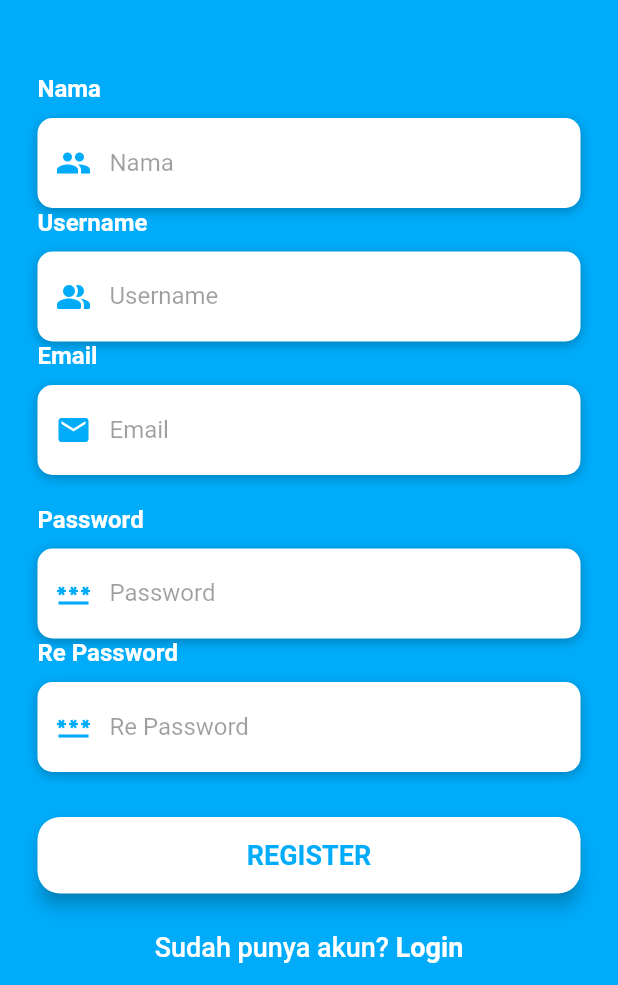
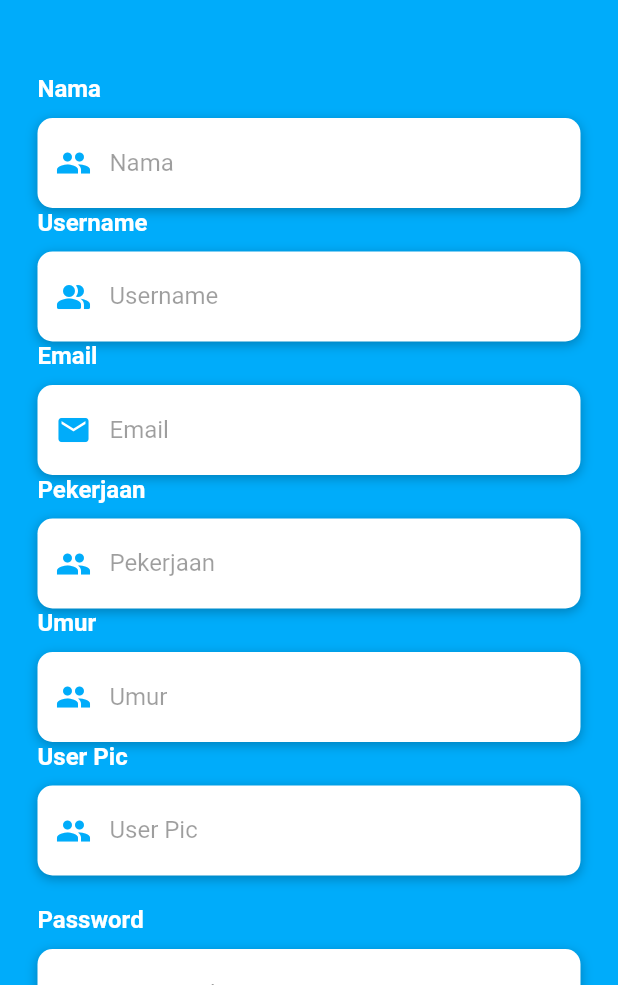
Before and after one commit to Swab-In/swab.in-mobile, a Flutter app: the RegisterScreen screen opened directly, on a phone screen of 412 x 824 dp, the part 251-1236 px from its top. Run offline on Flutter 3.47's test engine with Material 2 defaults, Android fonts, the phone set to English and light mode, and no system bars.

Commit message:
update fields di register

```diff
--- a/swab_in/lib/screens/register_screen.dart
+++ b/swab_in/lib/screens/register_screen.dart
@@ -16,8 +16,12 @@ class RegisterScreen extends StatefulWidget {
 
 class _RegisterScreenState extends State<RegisterScreen> {
 
+  final firstnameController = TextEditingController();
+  final usernameController = TextEditingController();
   final emailController = TextEditingController();
-  final usernameController = TextEditingController();
+  final pekerjaanController = TextEditingController();
+  final umurController = TextEditingController();
+  final userpicController = TextEditingController();
   final password1Controller = TextEditingController();
   final password2Controller = TextEditingController();
 
@@ -181,6 +185,156 @@ class _RegisterScreenState extends State<RegisterScreen> {
    );
   }
 
+  Widget buildPekerjaan() {
+  return Column(
+    crossAxisAlignment: CrossAxisAlignment.start,
+    children: <Widget>[
+      Text(
+        'Pekerjaan',
+        style: TextStyle(
+          color: Colors.white,
+          fontSize: 16,
+          fontWeight: FontWeight.bold
+        )
+      ),
+      SizedBox(height: 10),
+      Container(
+        alignment: Alignment.centerLeft,
+        decoration: BoxDecoration(
+          color: Colors.white,
+          borderRadius: BorderRadius.circular(10),
+          boxShadow: [
+            BoxShadow(
+              color: Colors.black26,
+              blurRadius: 6,
+              offset: Offset(0,2)
+            )
+          ]
+        ),
+        height: 60,
+        child: TextField(
+          keyboardType: TextInputType.name,
+          style: TextStyle(
+            color: Colors.black87
+          ),
+          decoration: InputDecoration(
+            border: InputBorder.none,
+            contentPadding: EdgeInsets.only(top: 14),
+            prefixIcon: Icon(
+              Icons.people,
+              color: Color(0xff00acfa)
+            ),
+            hintText: 'Pekerjaan',
+            hintStyle: TextStyle(
+              color: Colors.black38
+             )
+           ),
+         )
+       )
+     ]
+   );
+  }
+
+  Widget buildUmur() {
+  return Column(
+    crossAxisAlignment: CrossAxisAlignment.start,
+    children: <Widget>[
+      Text(
+        'Umur',
+        style: TextStyle(
+          color: Colors.white,
+          fontSize: 16,
+          fontWeight: FontWeight.bold
+        )
+      ),
+      SizedBox(height: 10),
+      Container(
+        alignment: Alignment.centerLeft,
+        decoration: BoxDecoration(
+          color: Colors.white,
+          borderRadius: BorderRadius.circular(10),
+          boxShadow: [
+            BoxShadow(
+              color: Colors.black26,
+              blurRadius: 6,
+              offset: Offset(0,2)
+            )
+          ]
+        ),
+        height: 60,
+        child: TextField(
+          keyboardType: TextInputType.name,
+          style: TextStyle(
+            color: Colors.black87
+          ),
+          decoration: InputDecoration(
+            border: InputBorder.none,
+            contentPadding: EdgeInsets.only(top: 14),
+            prefixIcon: Icon(
+              Icons.people_sharp,
+              color: Color(0xff00acfa)
+            ),
+            hintText: 'Umur',
+            hintStyle: TextStyle(
+              color: Colors.black38
+             )
+           ),
+         )
+       )
+     ]
+   );
+  }
+
+  Widget buildUserPic() {
+  return Column(
+    crossAxisAlignment: CrossAxisAlignment.start,
+    children: <Widget>[
+      Text(
+        'User Pic',
+        style: TextStyle(
+          color: Colors.white,
+          fontSize: 16,
+          fontWeight: FontWeight.bold
+        )
+      ),
+      SizedBox(height: 10),
+      Container(
+        alignment: Alignment.centerLeft,
+        decoration: BoxDecoration(
+          color: Colors.white,
+          borderRadius: BorderRadius.circular(10),
+          boxShadow: [
+            BoxShadow(
+              color: Colors.black26,
+              blurRadius: 6,
+              offset: Offset(0,2)
+            )
+          ]
+        ),
+        height: 60,
+        child: TextField(
+          keyboardType: TextInputType.name,
+          style: TextStyle(
+            color: Colors.black87
+          ),
+          decoration: InputDecoration(
+            border: InputBorder.none,
+            contentPadding: EdgeInsets.only(top: 14),
+            prefixIcon: Icon(
+              Icons.people_sharp,
+              color: Color(0xff00acfa)
+            ),
+            hintText: 'User Pic',
+            hintStyle: TextStyle(
+              color: Colors.black38
+             )
+           ),
+         )
+       )
+     ]
+   );
+  }
+
   Widget buildPassword() {
   return Column(
     crossAxisAlignment: CrossAxisAlignment.start,
@@ -297,8 +451,12 @@ class _RegisterScreenState extends State<RegisterScreen> {
                     'Content-Type': 'application/json;charset=UTF-8',
                   },
                   body: jsonEncode(<String, dynamic>{
+                    'first_name': firstnameController.text,
+                    'username': usernameController.text,
                     'email': emailController.text,
-                    'username': usernameController.text,
+                    'pekerjaan': pekerjaanController.text,
+                    'umur': umurController.text,
+                    'userpic': userpicController.text,
                     'password1': password1Controller.text,
                     'password2': password2Controller.text,
                   }));
@@ -404,6 +562,9 @@ class _RegisterScreenState extends State<RegisterScreen> {
                     buildName(),
                     buildUname(),
                     buildEmail(),
+                    buildPekerjaan(),
+                    buildUmur(),
+                    buildUserPic(),
                     SizedBox(height: 20),
                     buildPassword(),
                     buildRePassword(),
```
